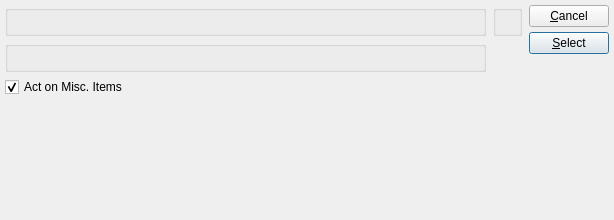
This is guiclient/archRestoreSalesHistory.ui in Pegasus-RPG/xtuple-client as Qt 5 draws it before an edit. The edited form follows.
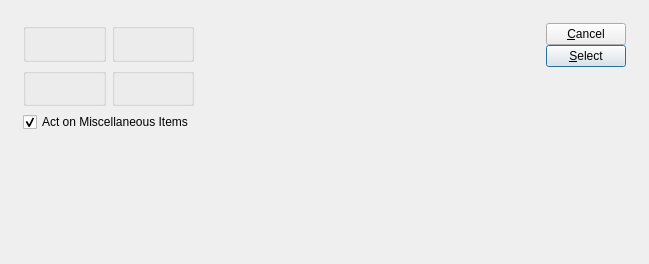
This is the edited form. Custom widgets are drawn as their Qt base class.

Commit message: issue 8520:  Touch up layouts with tweaked clusters.

```diff
--- a/guiclient/archRestoreSalesHistory.ui
+++ b/guiclient/archRestoreSalesHistory.ui
@@ -14,193 +14,97 @@
    <rect>
     <x>0</x>
     <y>0</y>
-    <width>614</width>
-    <height>220</height>
+    <width>648</width>
+    <height>264</height>
    </rect>
   </property>
   <property name="windowTitle" >
    <string>Archive/Restore Sales History</string>
   </property>
-  <layout class="QHBoxLayout" >
-   <property name="margin" >
-    <number>5</number>
-   </property>
+  <layout class="QGridLayout" name="gridLayout_3" >
+   <item row="0" column="0" >
+    <layout class="QVBoxLayout" name="verticalLayout_2" >
    <property name="spacing" >
-    <number>7</number>
-   </property>
-   <item>
-    <layout class="QVBoxLayout" >
+      <number>12</number>
+     </property>
      <property name="margin" >
-      <number>0</number>
+      <number>12</number>
      </property>
-     <property name="spacing" >
-      <number>0</number>
-     </property>
      <item>
-      <layout class="QVBoxLayout" >
-       <property name="margin" >
-        <number>0</number>
-       </property>
-       <property name="spacing" >
-        <number>5</number>
-       </property>
+      <layout class="QHBoxLayout" name="horizontalLayout" >
        <item>
+        <layout class="QGridLayout" name="gridLayout_2" >
+         <item row="0" column="0" >
         <widget class="ParameterGroup" name="_customerType" >
          <property name="title" >
           <string/>
          </property>
-        </widget>
-       </item>
-       <item>
+           <property name="fixedSize" >
+            <bool>false</bool>
+           </property>
+          </widget>
+         </item>
+         <item row="0" column="1" >
+          <widget class="WarehouseGroup" name="_warehouse" >
+           <property name="title" >
+            <string/>
+           </property>
+           <property name="fixedSize" >
+            <bool>false</bool>
+           </property>
+          </widget>
+         </item>
+         <item row="1" column="0" >
         <widget class="ParameterGroup" name="_productCategory" >
          <property name="title" >
           <string/>
          </property>
-        </widget>
-       </item>
-       <item>
-        <layout class="QHBoxLayout" >
-         <property name="margin" >
-          <number>0</number>
-         </property>
-         <property name="spacing" >
-          <number>0</number>
-         </property>
-         <item>
+           <property name="fixedSize" >
+            <bool>false</bool>
+           </property>
+          </widget>
+         </item>
+         <item row="1" column="1" >
+          <widget class="QGroupBox" name="_dateGroup" >
+           <property name="title" >
+            <string/>
+           </property>
+           <layout class="QGridLayout" name="gridLayout" >
+            <item row="0" column="0" >
+             <widget class="DateCluster" name="_dates" />
+            </item>
+           </layout>
+          </widget>
+         </item>
+         <item row="2" column="0" colspan="2" >
           <widget class="QCheckBox" name="_miscItems" >
            <property name="text" >
-            <string>Act on Misc. Items</string>
+            <string>Act on Miscellaneous Items</string>
            </property>
            <property name="checked" >
             <bool>true</bool>
            </property>
           </widget>
          </item>
-         <item>
-          <spacer>
-           <property name="orientation" >
-            <enum>Qt::Horizontal</enum>
-           </property>
-           <property name="sizeType" >
-            <enum>QSizePolicy::Expanding</enum>
-           </property>
-           <property name="sizeHint" >
-            <size>
-             <width>81</width>
-             <height>16</height>
-            </size>
-           </property>
-          </spacer>
-         </item>
         </layout>
        </item>
-      </layout>
-     </item>
      <item>
-      <spacer>
+        <spacer name="horizontalSpacer" >
        <property name="orientation" >
-        <enum>Qt::Vertical</enum>
-       </property>
-       <property name="sizeType" >
-        <enum>QSizePolicy::Expanding</enum>
-       </property>
-       <property name="sizeHint" >
-        <size>
-         <width>20</width>
-         <height>37</height>
-        </size>
-       </property>
-      </spacer>
-     </item>
-    </layout>
-   </item>
-   <item>
-    <layout class="QVBoxLayout" >
-     <property name="margin" >
-      <number>0</number>
-     </property>
-     <property name="spacing" >
-      <number>0</number>
-     </property>
-     <item>
-      <layout class="QVBoxLayout" >
-       <property name="margin" >
-        <number>0</number>
-       </property>
-       <property name="spacing" >
-        <number>5</number>
-       </property>
-       <item>
-        <widget class="WarehouseGroup" name="_warehouse" >
-         <property name="title" >
-          <string/>
-         </property>
-        </widget>
-       </item>
-       <item>
-        <layout class="QHBoxLayout" >
-         <property name="margin" >
-          <number>0</number>
-         </property>
-         <property name="spacing" >
-          <number>0</number>
-         </property>
-         <item>
-          <widget class="DateCluster" name="_dates" />
-         </item>
-         <item>
-          <spacer>
-           <property name="orientation" >
             <enum>Qt::Horizontal</enum>
            </property>
-           <property name="sizeType" >
-            <enum>QSizePolicy::Preferred</enum>
-           </property>
-           <property name="sizeHint" >
+         <property name="sizeHint" stdset="0" >
             <size>
              <width>0</width>
-             <height>10</height>
+           <height>17</height>
             </size>
            </property>
           </spacer>
          </item>
-        </layout>
-       </item>
-      </layout>
-     </item>
      <item>
-      <spacer>
-       <property name="orientation" >
-        <enum>Qt::Vertical</enum>
-       </property>
-       <property name="sizeType" >
-        <enum>QSizePolicy::Expanding</enum>
-       </property>
-       <property name="sizeHint" >
-        <size>
-         <width>20</width>
-         <height>25</height>
-        </size>
-       </property>
-      </spacer>
-     </item>
-    </layout>
-   </item>
-   <item>
-    <layout class="QVBoxLayout" >
-     <property name="margin" >
-      <number>0</number>
-     </property>
+        <layout class="QVBoxLayout" name="verticalLayout" >
      <property name="spacing" >
       <number>0</number>
-     </property>
-     <item>
-      <layout class="QVBoxLayout" >
-       <property name="margin" >
-        <number>0</number>
-       </property>
-       <property name="spacing" >
-        <number>5</number>
        </property>
        <item>
         <widget class="QPushButton" name="_close" >
@@ -225,8 +129,6 @@
          </property>
         </widget>
        </item>
-      </layout>
-     </item>
      <item>
       <spacer>
        <property name="orientation" >
@@ -235,7 +137,7 @@
        <property name="sizeType" >
         <enum>QSizePolicy::Expanding</enum>
        </property>
-       <property name="sizeHint" >
+           <property name="sizeHint" stdset="0" >
         <size>
          <width>20</width>
          <height>20</height>
@@ -246,23 +148,36 @@
     </layout>
    </item>
   </layout>
+     </item>
+     <item>
+      <spacer name="verticalSpacer" >
+       <property name="orientation" >
+        <enum>Qt::Vertical</enum>
+       </property>
+       <property name="sizeHint" stdset="0" >
+        <size>
+         <width>603</width>
+         <height>0</height>
+        </size>
+       </property>
+      </spacer>
+     </item>
+    </layout>
+   </item>
+  </layout>
  </widget>
  <layoutdefault spacing="6" margin="11" />
  <pixmapfunction>qPixmapFromMimeSource</pixmapfunction>
  <customwidgets>
-  <customwidget>
-   <class>ParameterGroup</class>
-   <extends>QGroupBox</extends>
-   <header>parametergroup.h</header>
-   <container>0</container>
-   <pixmap></pixmap>
-  </customwidget>
   <customwidget>
    <class>DateCluster</class>
    <extends>QWidget</extends>
    <header>datecluster.h</header>
-   <container>0</container>
-   <pixmap></pixmap>
+  </customwidget>
+  <customwidget>
+   <class>ParameterGroup</class>
+   <extends>QGroupBox</extends>
+   <header>parametergroup.h</header>
   </customwidget>
   <customwidget>
    <class>WarehouseGroup</class>
```
Left out of the diff: 8 changed lines with no effect on the pictures. Lines whose indentation alone changed are shown as unchanged. The commit also changes 34 other files.
